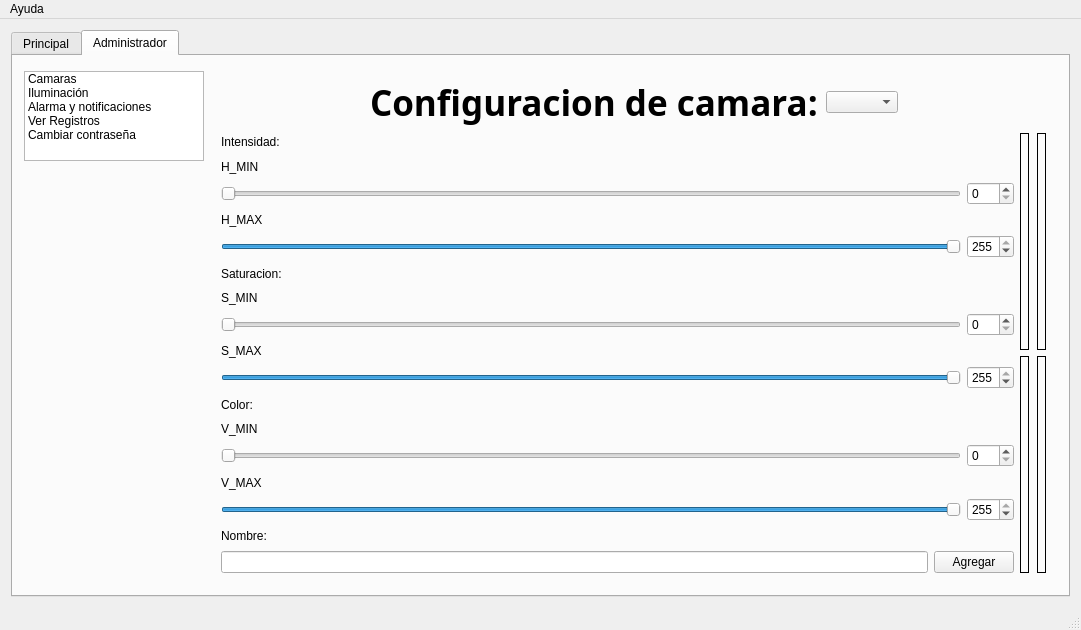
Above: mainwindow.ui from AlejoRMinetti/domopencv before the change. Below: the same form after it.
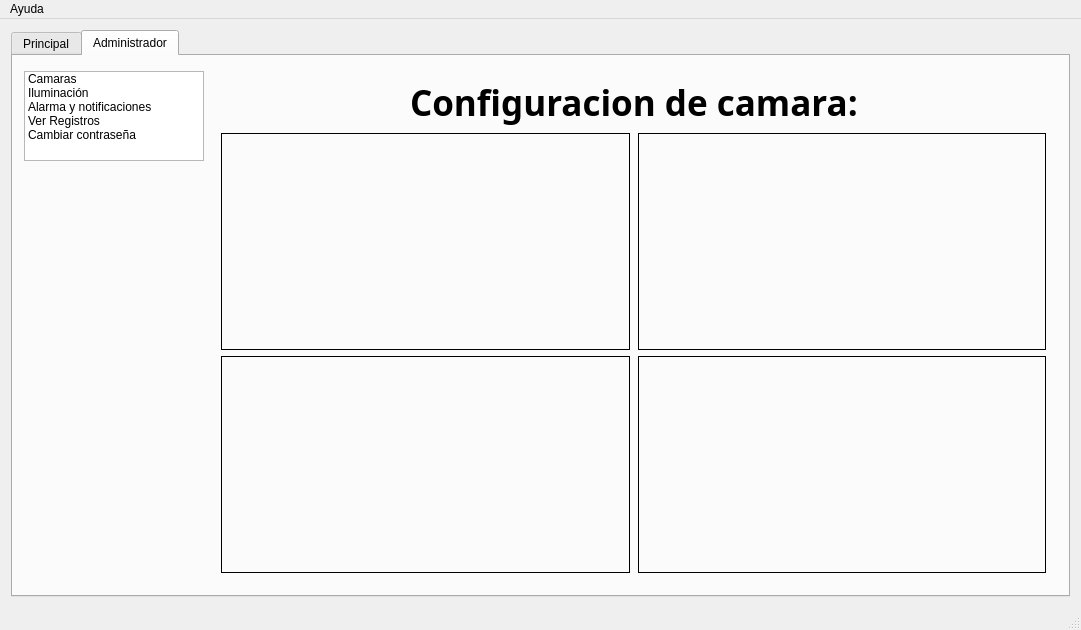
That is the form after the change. The open tabs and pages were chosen to show the change. Icons and pictures are not drawn.

Diff of the .ui file:
```diff
--- a/mainwindow.ui
+++ b/mainwindow.ui
@@ -475,9 +475,9 @@
              <number>0</number>
             </property>
             <widget class="QWidget" name="page">
-             <layout class="QVBoxLayout" name="verticalLayout_14">
+             <layout class="QVBoxLayout" name="verticalLayout_14" stretch="0,20">
               <item>
-               <layout class="QHBoxLayout" name="horizontalLayout_25" stretch="0,0,0,0">
+               <layout class="QHBoxLayout" name="horizontalLayout_25" stretch="0,0,0">
                 <property name="spacing">
                  <number>8</number>
                 </property>
@@ -515,9 +515,6 @@
                   </property>
                  </widget>
                 </item>
-                <item>
-                 <widget class="QComboBox" name="comboBox_cam_fuente_5"/>
-                </item>
                 <item>
                  <spacer name="horizontalSpacer_30">
                   <property name="orientation">
@@ -535,238 +532,6 @@
               </item>
               <item>
                <layout class="QHBoxLayout" name="horizontalLayout_38">
-                <item>
-                 <layout class="QVBoxLayout" name="verticalLayout_12">
-                  <item>
-                   <widget class="QLabel" name="label_9">
-                    <property name="text">
-                     <string>Intensidad:</string>
-                    </property>
-                   </widget>
-                  </item>
-                  <item>
-                   <widget class="QLabel" name="label_3">
-                    <property name="text">
-                     <string>H_MIN</string>
-                    </property>
-                   </widget>
-                  </item>
-                  <item>
-                   <layout class="QHBoxLayout" name="horizontalLayout_31">
-                    <item>
-                     <widget class="QSlider" name="hminSlider">
-                      <property name="maximum">
-                       <number>255</number>
-                      </property>
-                      <property name="orientation">
-                       <enum>Qt::Horizontal</enum>
-                      </property>
-                     </widget>
-                    </item>
-                    <item>
-                     <widget class="QSpinBox" name="hminBox">
-                      <property name="maximum">
-                       <number>255</number>
-                      </property>
-                     </widget>
-                    </item>
-                   </layout>
-                  </item>
-                  <item>
-                   <widget class="QLabel" name="label_4">
-                    <property name="text">
-                     <string>H_MAX</string>
-                    </property>
-                   </widget>
-                  </item>
-                  <item>
-                   <layout class="QHBoxLayout" name="horizontalLayout_32">
-                    <item>
-                     <widget class="QSlider" name="hmaxSlider">
-                      <property name="maximum">
-                       <number>255</number>
-                      </property>
-                      <property name="value">
-                       <number>255</number>
-                      </property>
-                      <property name="orientation">
-                       <enum>Qt::Horizontal</enum>
-                      </property>
-                     </widget>
-                    </item>
-                    <item>
-                     <widget class="QSpinBox" name="hmaxBox">
-                      <property name="maximum">
-                       <number>255</number>
-                      </property>
-                      <property name="value">
-                       <number>255</number>
-                      </property>
-                     </widget>
-                    </item>
-                   </layout>
-                  </item>
-                  <item>
-                   <widget class="QLabel" name="label_10">
-                    <property name="text">
-                     <string>Saturacion:</string>
-                    </property>
-                   </widget>
-                  </item>
-                  <item>
-                   <widget class="QLabel" name="label">
-                    <property name="text">
-                     <string>S_MIN</string>
-                    </property>
-                   </widget>
-                  </item>
-                  <item>
-                   <layout class="QHBoxLayout" name="horizontalLayout_33">
-                    <item>
-                     <widget class="QSlider" name="sminSlider">
-                      <property name="maximum">
-                       <number>255</number>
-                      </property>
-                      <property name="orientation">
-                       <enum>Qt::Horizontal</enum>
-                      </property>
-                     </widget>
-                    </item>
-                    <item>
-                     <widget class="QSpinBox" name="sminBox">
-                      <property name="maximum">
-                       <number>255</number>
-                      </property>
-                     </widget>
-                    </item>
-                   </layout>
-                  </item>
-                  <item>
-                   <widget class="QLabel" name="label_2">
-                    <property name="text">
-                     <string>S_MAX</string>
-                    </property>
-                   </widget>
-                  </item>
-                  <item>
-                   <layout class="QHBoxLayout" name="horizontalLayout_34">
-                    <item>
-                     <widget class="QSlider" name="smaxSlider">
-                      <property name="maximum">
-                       <number>255</number>
-                      </property>
-                      <property name="value">
-                       <number>255</number>
-                      </property>
-                      <property name="orientation">
-                       <enum>Qt::Horizontal</enum>
-                      </property>
-                     </widget>
-                    </item>
-                    <item>
-                     <widget class="QSpinBox" name="smaxBox">
-                      <property name="maximum">
-                       <number>255</number>
-                      </property>
-                      <property name="value">
-                       <number>255</number>
-                      </property>
-                     </widget>
-                    </item>
-                   </layout>
-                  </item>
-                  <item>
-                   <widget class="QLabel" name="label_11">
-                    <property name="text">
-                     <string>Color:</string>
-                    </property>
-                   </widget>
-                  </item>
-                  <item>
-                   <widget class="QLabel" name="label_5">
-                    <property name="text">
-                     <string>V_MIN</string>
-                    </property>
-                   </widget>
-                  </item>
-                  <item>
-                   <layout class="QHBoxLayout" name="horizontalLayout_35">
-                    <item>
-                     <widget class="QSlider" name="vminSlider">
-                      <property name="maximum">
-                       <number>255</number>
-                      </property>
-                      <property name="orientation">
-                       <enum>Qt::Horizontal</enum>
-                      </property>
-                     </widget>
-                    </item>
-                    <item>
-                     <widget class="QSpinBox" name="vminBox">
-                      <property name="maximum">
-                       <number>255</number>
-                      </property>
-                     </widget>
-                    </item>
-                   </layout>
-                  </item>
-                  <item>
-                   <widget class="QLabel" name="label_6">
-                    <property name="text">
-                     <string>V_MAX</string>
-                    </property>
-                   </widget>
-                  </item>
-                  <item>
-                   <layout class="QHBoxLayout" name="horizontalLayout_36">
-                    <item>
-                     <widget class="QSlider" name="vmaxSlider">
-                      <property name="maximum">
-                       <number>255</number>
-                      </property>
-                      <property name="value">
-                       <number>255</number>
-                      </property>
-                      <property name="orientation">
-                       <enum>Qt::Horizontal</enum>
-                      </property>
-                     </widget>
-                    </item>
-                    <item>
-                     <widget class="QSpinBox" name="vmaxBox">
-                      <property name="maximum">
-                       <number>255</number>
-                      </property>
-                      <property name="value">
-                       <number>255</number>
-                      </property>
-                     </widget>
-                    </item>
-                   </layout>
-                  </item>
-                  <item>
-                   <widget class="QLabel" name="label_8">
-                    <property name="text">
-                     <string>Nombre:</string>
-                    </property>
-                   </widget>
-                  </item>
-                  <item>
-                   <layout class="QHBoxLayout" name="horizontalLayout_37">
-                    <item>
-                     <widget class="QLineEdit" name="nameLineEdit"/>
-                    </item>
-                    <item>
-                     <widget class="QPushButton" name="addButton">
-                      <property name="text">
-                       <string>Agregar</string>
-                      </property>
-                     </widget>
-                    </item>
-                   </layout>
-                  </item>
-                 </layout>
-                </item>
                 <item>
                  <layout class="QVBoxLayout" name="verticalLayout_13">
                   <item>
```
Left out of the diff: 108 changed lines with no effect on the pictures.
